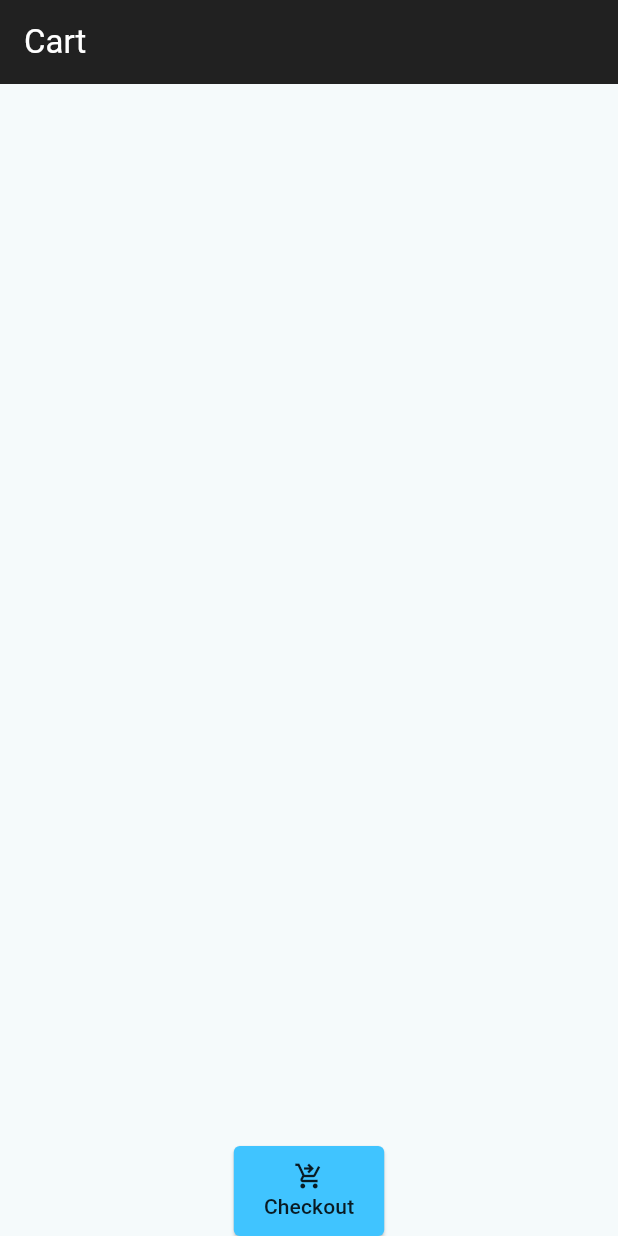
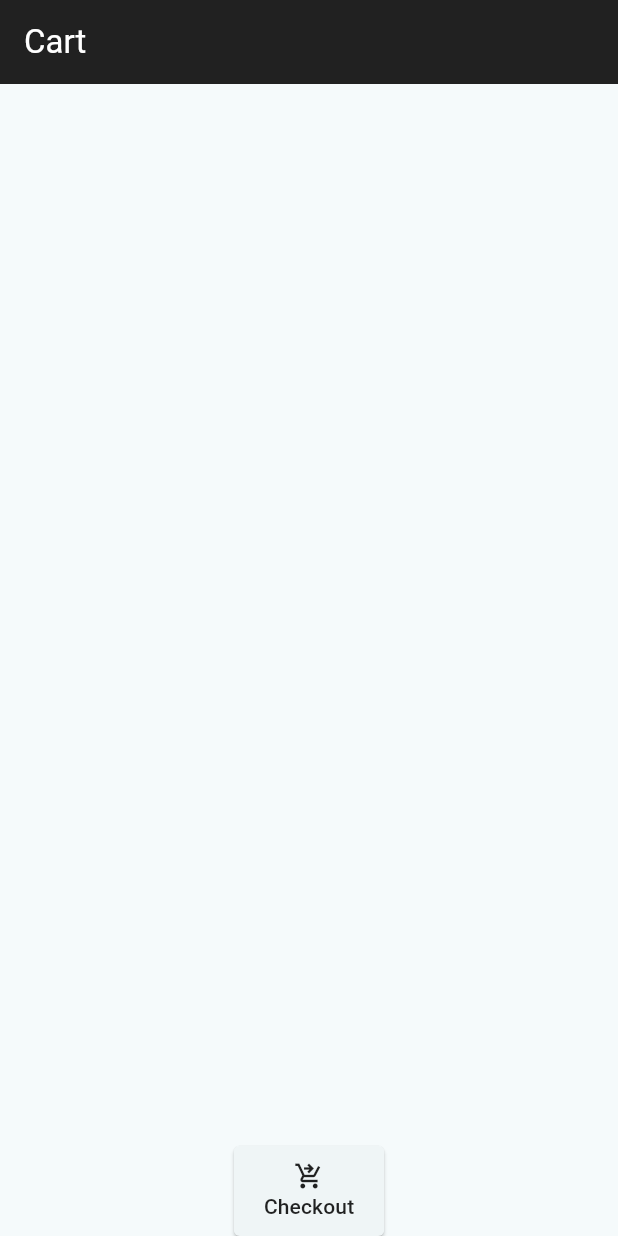
Before and after one commit to shovashanjida/Tech-Zone, a Flutter app: the CartPage screen opened directly, on a phone screen of 412 x 824 dp. Run offline on Flutter 3.47's test engine with Material 3 defaults, Android fonts, the phone set to English and light mode, and no system bars.

Commit message:
color change

```diff
--- a/lib/cartpage.dart
+++ b/lib/cartpage.dart
@@ -25,7 +25,6 @@ class _CartPageState extends State<CartPage>{
               child: ElevatedButton(
                 style: ElevatedButton.styleFrom(
                   foregroundColor: Colors.black87,
-                  backgroundColor: Colors.lightBlueAccent,
                   padding: EdgeInsets.symmetric(horizontal: 20,vertical: 10),
                   shape: RoundedRectangleBorder(
                     borderRadius: BorderRadius.circular(4),
--- a/lib/profilepage.dart
+++ b/lib/profilepage.dart
@@ -25,7 +25,6 @@ class _ProfilePageState extends State<ProfilePage>{
               child: ElevatedButton(
                   style: ElevatedButton.styleFrom(
                       foregroundColor: Colors.black87,
-                      backgroundColor: Colors.red,
                       padding: EdgeInsets.symmetric(horizontal: 18, vertical: 10),
                       shape: RoundedRectangleBorder(
                         borderRadius: BorderRadius.circular(4),
--- a/lib/welcome_page.dart
+++ b/lib/welcome_page.dart
@@ -26,8 +26,6 @@ class WelcomePage extends StatelessWidget {
                 ),
               ),
 
-              Column(
-                children: [
               MaterialButton(
                 minWidth: double.infinity,
                 height: 55,
@@ -68,8 +66,6 @@ class WelcomePage extends StatelessWidget {
               ),
             ],
           ),
-            ],
-          ),
         ),
       ),
     );
```
Lines whose indentation alone changed are shown as unchanged.
